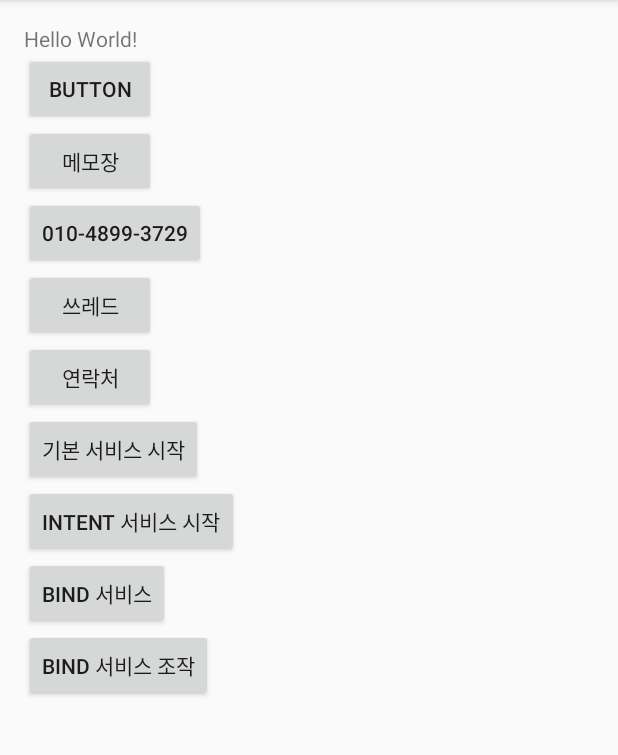
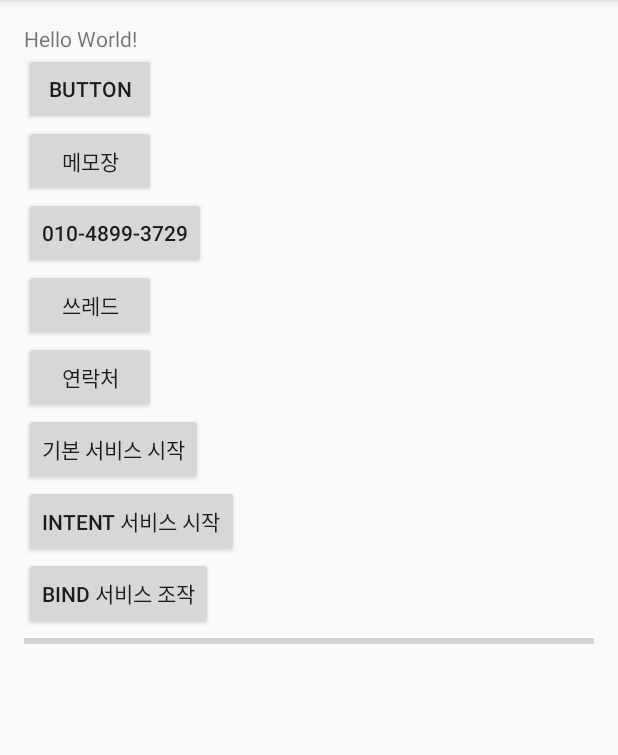
Before and after one commit to suwonsmartapp/VacationBae, an Android app: the screen it shows after launch (MainActivity), on a phone screen of 412 x 824 dp, the part 84-839 px from its top. Run offline under Robolectric (Android 15) with nearby library versions, the phone set to English and light mode, and no system bars; 2 statements that could not run were skipped.

Commit message:
call back 으로 서비스로부터 값 받아서 프로그레스바 갱신하기

```diff
--- a/app/src/main/java/com/team_coder/myapplication/MainActivity.java
+++ b/app/src/main/java/com/team_coder/myapplication/MainActivity.java
@@ -12,18 +12,21 @@ import android.support.v7.app.AppCompatActivity;
 import android.util.Log;
 import android.view.View;
 import android.widget.Button;
+import android.widget.ProgressBar;
 import android.widget.TextView;
 
 import com.team_coder.myapplication.service.MyIntentService;
 import com.team_coder.myapplication.service.MyService;
 
-public class MainActivity extends AppCompatActivity implements View.OnClickListener {
+public class MainActivity extends AppCompatActivity implements View.OnClickListener, MyService.OnCountListener {
 
     private static final String TAG = MainActivity.class.getSimpleName();
     private TextView mTextView;
 
     private MyService mService;
     private boolean mBound;
+
+    private ProgressBar mProgress;
 
     /** Defines callbacks for service binding, passed to bindService() */
     private ServiceConnection mConnection = new ServiceConnection() {
@@ -34,6 +37,7 @@ public class MainActivity extends AppCompatActivity implements View.OnClickListe
             // We've bound to LocalService, cast the IBinder and get LocalService instance
             MyService.MyBinder binder = (MyService.MyBinder) service;
             mService = binder.getService();
+            mService.setOnCountListener(MainActivity.this);
             mBound = true;
         }
 
@@ -59,8 +63,9 @@ public class MainActivity extends AppCompatActivity implements View.OnClickListe
         findViewById(R.id.contact).setOnClickListener(this);
         findViewById(R.id.start_service).setOnClickListener(this);
         findViewById(R.id.intent_start_service).setOnClickListener(this);
-        findViewById(R.id.bind_service).setOnClickListener(this);
         findViewById(R.id.control_bind_service).setOnClickListener(this);
+
+        mProgress = (ProgressBar) findViewById(R.id.progressBar);
 
         Log.d(TAG, "onCreate: ");
     }
@@ -151,9 +156,6 @@ public class MainActivity extends AppCompatActivity implements View.OnClickListe
                 intentServiceIntent.setAction("start");
                 startService(intentServiceIntent);
                 break;
-            case R.id.bind_service:
-
-                break;
             case R.id.control_bind_service:
                 mService.control();
                 break;
@@ -166,6 +168,11 @@ public class MainActivity extends AppCompatActivity implements View.OnClickListe
         if (intent.resolveActivity(getPackageManager()) != null) {
             startActivity(intent);
         }
+    }
+
+    @Override
+    public void onCount(int count) {
+        mProgress.setProgress(count);
     }
 
     private class LongWorkTask extends AsyncTask<Void, Void, Void> {
--- a/app/src/main/res/layout/activity_main.xml
+++ b/app/src/main/res/layout/activity_main.xml
@@ -59,15 +59,16 @@
         android:text="intent 서비스 시작" />
 
     <Button
-        android:id="@+id/bind_service"
-        android:layout_width="wrap_content"
-        android:layout_height="wrap_content"
-        android:text="bind 서비스" />
-
-    <Button
         android:id="@+id/control_bind_service"
         android:layout_width="wrap_content"
         android:layout_height="wrap_content"
         android:text="bind 서비스 조작" />
 
+    <ProgressBar
+        android:id="@+id/progressBar"
+        style="?android:attr/progressBarStyleHorizontal"
+        android:layout_width="match_parent"
+        android:layout_height="wrap_content"
+        android:max="9" />
+
 </LinearLayout>
```
Also changed, not shown: app/src/main/java/com/team_coder/myapplication/service/MyService.java (+15 -0 lines).
